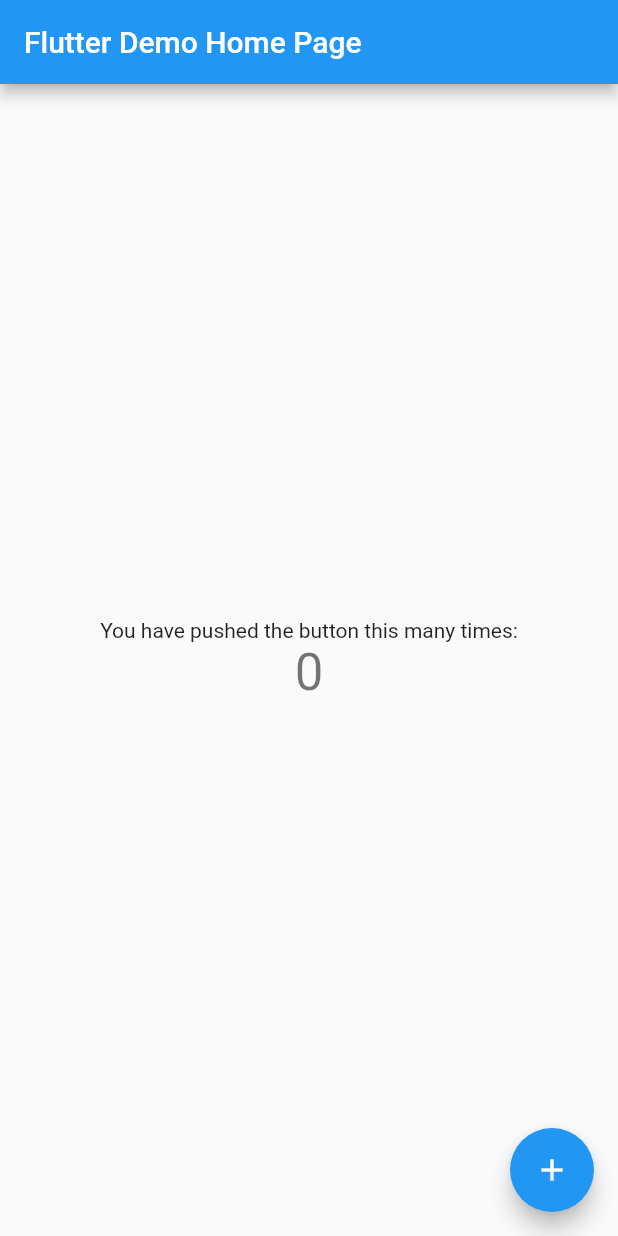
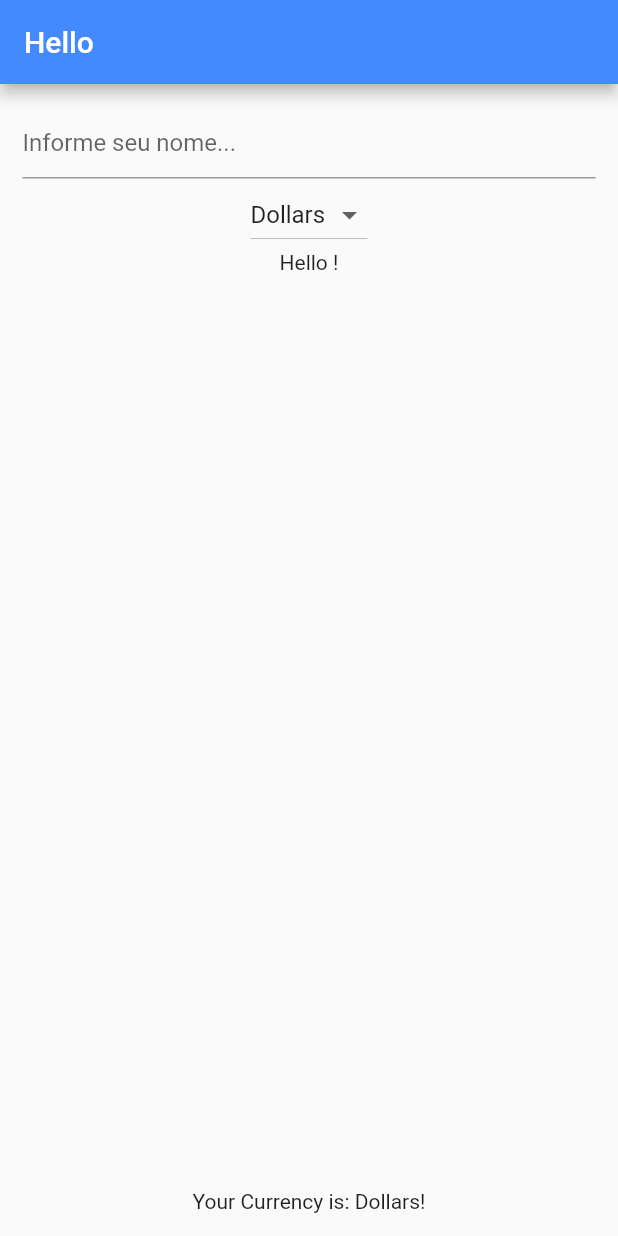
Before and after one commit to AnildoCaldasDev/TripAppFlutter, a Flutter app: the screen it shows after launch, on a phone screen of 412 x 824 dp. Run offline on Flutter 3.47's test engine with Material 2 defaults, Android fonts, the phone set to English and light mode, and no system bars.

Commit message:
created initial files in app cost trip

```diff
--- a/trip_app_flutter/lib/main.dart
+++ b/trip_app_flutter/lib/main.dart
@@ -7,105 +7,78 @@ class MyApp extends StatelessWidget {
   @override
   Widget build(BuildContext context) {
     return MaterialApp(
-      title: 'Flutter Demo',
+      title: 'Hello You',
       theme: ThemeData(
-        // This is the theme of your application.
-        //
-        // Try running your application with "flutter run". You'll see the
-        // application has a blue toolbar. Then, without quitting the app, try
-        // changing the primarySwatch below to Colors.green and then invoke
-        // "hot reload" (press "r" in the console where you ran "flutter run",
-        // or simply save your changes to "hot reload" in a Flutter IDE).
-        // Notice that the counter didn't reset back to zero; the application
-        // is not restarted.
         primarySwatch: Colors.blue,
       ),
-      home: MyHomePage(title: 'Flutter Demo Home Page'),
+      home: new HelloYou(),
     );
   }
 }
 
-class MyHomePage extends StatefulWidget {
-  MyHomePage({Key key, this.title}) : super(key: key);
 
-  // This widget is the home page of your application. It is stateful, meaning
-  // that it has a State object (defined below) that contains fields that affect
-  // how it looks.
-
-  // This class is the configuration for the state. It holds the values (in this
-  // case the title) provided by the parent (in this case the App widget) and
-  // used by the build method of the State. Fields in a Widget subclass are
-  // always marked "final".
-
-  final String title;
-
+class HelloYou extends StatefulWidget{
   @override
-  _MyHomePageState createState() => _MyHomePageState();
+  State<StatefulWidget> createState() => _HelloYouState();
 }
 
-class _MyHomePageState extends State<MyHomePage> {
-  int _counter = 0;
-
-  void _incrementCounter() {
-    setState(() {
-      // This call to setState tells the Flutter framework that something has
-      // changed in this State, which causes it to rerun the build method below
-      // so that the display can reflect the updated values. If we changed
-      // _counter without calling setState(), then the build method would not be
-      // called again, and so nothing would appear to happen.
-      _counter++;
-    });
-  }
+class _HelloYouState extends State<HelloYou>{
+  String name = "";
+  final _currencies = ['Dollars','Euro','Pounds'];
+  String _currency = 'Dollars';
 
   @override
   Widget build(BuildContext context) {
-    // This method is rerun every time setState is called, for instance as done
-    // by the _incrementCounter method above.
-    //
-    // The Flutter framework has been optimized to make rerunning build methods
-    // fast, so that you can just rebuild anything that needs updating rather
-    // than having to individually change instances of widgets.
-    return Scaffold(
-      appBar: AppBar(
-        // Here we take the value from the MyHomePage object that was created by
-        // the App.build method, and use it to set our appbar title.
-        title: Text(widget.title),
-      ),
-      body: Center(
-        // Center is a layout widget. It takes a single child and positions it
-        // in the middle of the parent.
-        child: Column(
-          // Column is also a layout widget. It takes a list of children and
-          // arranges them vertically. By default, it sizes itself to fit its
-          // children horizontally, and tries to be as tall as its parent.
-          //
-          // Invoke "debug painting" (press "p" in the console, choose the
-          // "Toggle Debug Paint" action from the Flutter Inspector in Android
-          // Studio, or the "Toggle Debug Paint" command in Visual Studio Code)
-          // to see the wireframe for each widget.
-          //
-          // Column has various properties to control how it sizes itself and
-          // how it positions its children. Here we use mainAxisAlignment to
-          // center the children vertically; the main axis here is the vertical
-          // axis because Columns are vertical (the cross axis would be
-          // horizontal).
-          mainAxisAlignment: MainAxisAlignment.center,
-          children: <Widget>[
-            Text(
-              'You have pushed the button this many times:',
+     return Scaffold(
+       appBar: AppBar(
+         title: Text("Hello"),
+         backgroundColor: Colors.blueAccent,
+       ),
+       body: Container(
+         padding: EdgeInsets.all(15.0),
+         child: Column(
+           children: <Widget>[
+             TextField(
+               decoration: InputDecoration(
+                 hintText: "Informe seu nome..."
+               ),
+               onChanged: (String newValue){
+                 setState(() {
+                   name = newValue;
+                 });
+               },
+               onSubmitted: (String newValue){
+                 setState(() {
+                   name = "Novo Nome: " + newValue;
+                 });
+               },
+             ),
+            DropdownButton<String>(
+              items: _currencies.map((String value){
+                return DropdownMenuItem<String>(
+                  value: value,
+                  child: Text(value)
+                );
+              }).toList(),
+              value: _currency,
+              onChanged: (String value) {
+                _onDropdownChanged(value);
+              },
             ),
-            Text(
-              '$_counter',
-              style: Theme.of(context).textTheme.display1,
-            ),
-          ],
-        ),
-      ),
-      floatingActionButton: FloatingActionButton(
-        onPressed: _incrementCounter,
-        tooltip: 'Increment',
-        child: Icon(Icons.add),
-      ), // This trailing comma makes auto-formatting nicer for build methods.
-    );
+             Text("Hello " + name + "!"),
+             Spacer(),
+             Text("Your Currency is: " + _currency + "!")
+           ],
+         ),
+       ),
+     );
   }
+
+_onDropdownChanged(String value){
+  setState(() {
+    this._currency = value;
+  });
 }
+
+
+}
```
Also changed, not shown: 1 other file.
